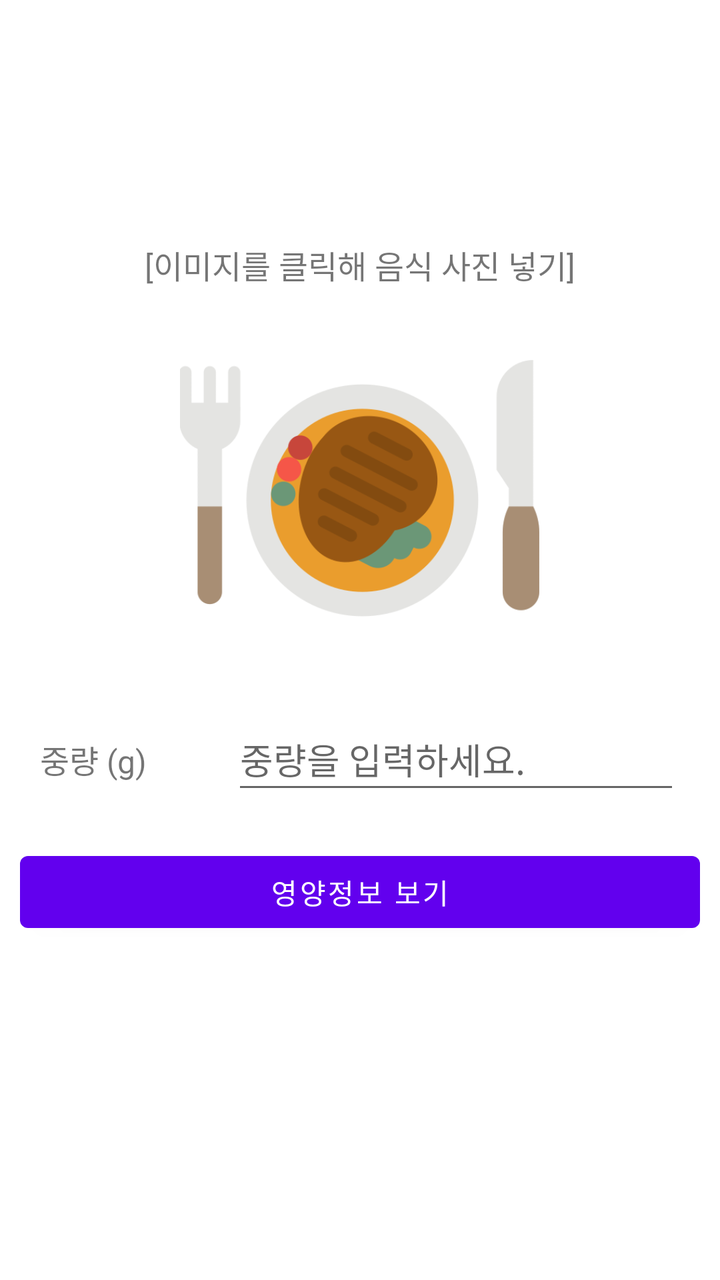
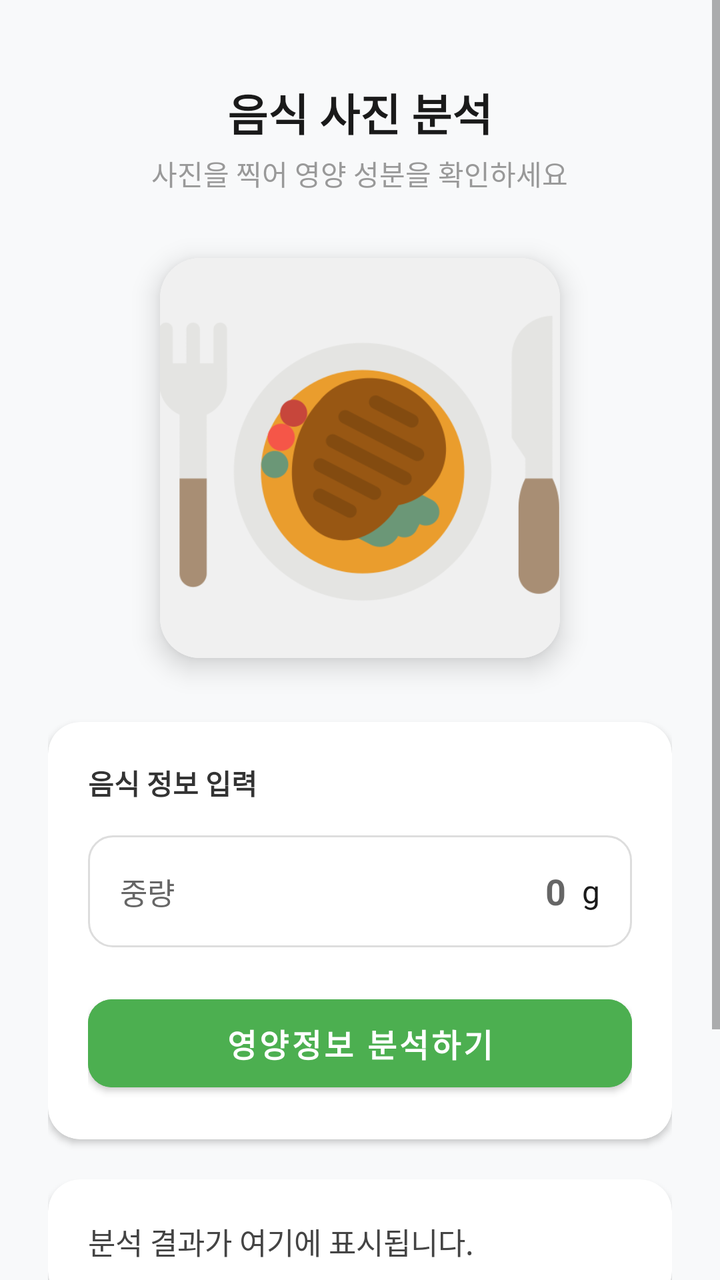

An Android layout rendered at two revisions. The XML below is the earlier revision; the diff shows what the commit changed to produce the second picture.
<!-- AndroidManifest.xml: application theme Theme.NutritionPredictorApp -->
<!-- res/layout/fragment_home.xml -->
<?xml version="1.0" encoding="utf-8"?>
<LinearLayout xmlns:android="http://schemas.android.com/apk/res/android"
    xmlns:app="http://schemas.android.com/apk/res-auto"
    xmlns:tools="http://schemas.android.com/tools"
    android:layout_width="match_parent"
    android:layout_height="match_parent"
    android:gravity="center"
    android:orientation="vertical"
    tools:context=".ui.home.HomeFragment">

    <TextView
        android:id="@+id/textView"
        android:layout_width="match_parent"
        android:layout_height="wrap_content"
        android:layout_marginLeft="10dp"
        android:layout_marginRight="10dp"
        android:gravity="center"
        android:text="[이미지를 클릭해 음식 사진 넣기]"
        android:textSize="16sp" />

    <ImageView
        android:id="@+id/iv_food"
        android:layout_width="180dp"
        android:layout_height="180dp"
        android:layout_marginLeft="20dp"
        android:layout_marginTop="10dp"
        android:layout_marginRight="20dp"
        android:layout_marginBottom="10dp"
        android:src="@drawable/food" />

    <LinearLayout
        android:layout_width="match_parent"
        android:layout_height="wrap_content"
        android:layout_marginLeft="20dp"
        android:layout_marginTop="10dp"
        android:layout_marginRight="20dp"
        android:layout_marginBottom="10dp"
        android:orientation="horizontal"
        android:weightSum="10">

        <TextView
            android:id="@+id/tv_fweight"
            android:layout_width="0dp"
            android:layout_height="wrap_content"
            android:layout_weight="3"
            android:text="중량 (g)"
            android:textSize="16sp" />

        <EditText
            android:id="@+id/et_fweight"
            android:layout_width="0dp"
            android:layout_height="48dp"
            android:layout_weight="7"
            android:ems="10"
            android:hint="중량을 입력하세요."
            android:inputType="number" />
    </LinearLayout>

    <Button
        android:id="@+id/bt_predict"
        android:layout_width="match_parent"
        android:layout_height="wrap_content"
        android:layout_margin="10dp"
        android:text="영양정보 보기" />

    <TextView
        android:id="@+id/tv_result"
        android:layout_width="match_parent"
        android:layout_height="wrap_content"
        android:layout_margin="10dp" />

    <Button
        android:id="@+id/bt_save"
        android:layout_width="match_parent"
        android:layout_height="wrap_content"
        android:layout_margin="10dp"
        android:text="저장하기"
        android:visibility="gone" />

</LinearLayout>
<!-- resources referenced by this layout -->
<resources>
  <!-- drawable food: png bitmap (drawable, 31476 bytes) -->
  <style name="Theme.NutritionPredictorApp" parent="Theme.MaterialComponents.DayNight.DarkActionBar">
          
          <item name="colorPrimary">@color/purple_500</item>
          <item name="colorPrimaryVariant">@color/purple_700</item>
          <item name="colorOnPrimary">@color/white</item>
          
          <item name="colorSecondary">@color/teal_200</item>
          <item name="colorSecondaryVariant">@color/teal_700</item>
          <item name="colorOnSecondary">@color/black</item>
          
          <item name="android:statusBarColor">?attr/colorPrimaryVariant</item>
          
      </style>
  <color name="purple_500">#FF6200EE</color>
  <color name="purple_700">#FF3700B3</color>
  <color name="white">#FFFFFFFF</color>
  <color name="teal_200">#FF03DAC5</color>
  <color name="teal_700">#FF018786</color>
  <color name="black">#FF000000</color>
</resources>

<!-- the commit's change to res/layout/fragment_home.xml (unified diff, before → after) -->
@@ -1,80 +1,176 @@
 <?xml version="1.0" encoding="utf-8"?>
-<LinearLayout xmlns:android="http://schemas.android.com/apk/res/android"
+<ScrollView xmlns:android="http://schemas.android.com/apk/res/android"
     xmlns:app="http://schemas.android.com/apk/res-auto"
     xmlns:tools="http://schemas.android.com/tools"
+    android:id="@+id/scrollRoot"
     android:layout_width="match_parent"
     android:layout_height="match_parent"
-    android:gravity="center"
-    android:orientation="vertical"
-    tools:context=".ui.home.HomeFragment">
-
-    <TextView
-        android:id="@+id/textView"
-        android:layout_width="match_parent"
-        android:layout_height="wrap_content"
-        android:layout_marginLeft="10dp"
-        android:layout_marginRight="10dp"
-        android:gravity="center"
-        android:text="[이미지를 클릭해 음식 사진 넣기]"
-        android:textSize="16sp" />
-
-    <ImageView
-        android:id="@+id/iv_food"
-        android:layout_width="180dp"
-        android:layout_height="180dp"
-        android:layout_marginLeft="20dp"
-        android:layout_marginTop="10dp"
-        android:layout_marginRight="20dp"
-        android:layout_marginBottom="10dp"
-        android:src="@drawable/food" />
+    android:background="#F8F9FA"
+    android:fillViewport="true"
+    android:isScrollContainer="true">
 
     <LinearLayout
         android:layout_width="match_parent"
         android:layout_height="wrap_content"
-        android:layout_marginLeft="20dp"
-        android:layout_marginTop="10dp"
-        android:layout_marginRight="20dp"
-        android:layout_marginBottom="10dp"
-        android:orientation="horizontal"
-        android:weightSum="10">
+        android:gravity="center_horizontal"
+        android:orientation="vertical"
+        android:padding="24dp">
+
+        
+        <TextView
+            android:id="@+id/textView"
+            android:layout_width="wrap_content"
+            android:layout_height="wrap_content"
+            android:layout_marginTop="16dp"
+            android:text="음식 사진 분석"
+            android:textColor="#1A1A1A"
+            android:textSize="22sp"
+            android:textStyle="bold" />
 
         <TextView
-            android:id="@+id/tv_fweight"
-            android:layout_width="0dp"
+            android:layout_width="wrap_content"
             android:layout_height="wrap_content"
-            android:layout_weight="3"
-            android:text="중량 (g)"
-            android:textSize="16sp" />
+            android:layout_marginTop="4dp"
+            android:text="사진을 찍어 영양 성분을 확인하세요"
+            android:textColor="#999999"
+            android:textSize="14sp" />
 
-        <EditText
-            android:id="@+id/et_fweight"
-            android:layout_width="0dp"
-            android:layout_height="48dp"
-            android:layout_weight="7"
-            android:ems="10"
-            android:hint="중량을 입력하세요."
-            android:inputType="number" />
+        
+        <androidx.cardview.widget.CardView
+            android:layout_width="200dp"
+            android:layout_height="200dp"
+            android:layout_marginTop="32dp"
+            app:cardCornerRadius="20dp"
+            app:cardElevation="8dp">
+
+            <ImageView
+                android:id="@+id/iv_food"
+                android:layout_width="match_parent"
+                android:layout_height="match_parent"
+                android:scaleType="centerCrop"
+                android:src="@drawable/food"
+                android:background="#F0F0F0" />
+        </androidx.cardview.widget.CardView>
+
+        
+        <androidx.cardview.widget.CardView
+            android:layout_width="match_parent"
+            android:layout_height="wrap_content"
+            android:layout_marginTop="32dp"
+            app:cardCornerRadius="16dp"
+            app:cardElevation="2dp">
+
+            <LinearLayout
+                android:layout_width="match_parent"
+                android:layout_height="wrap_content"
+                android:orientation="vertical"
+                android:padding="20dp">
+
+                <TextView
+                    android:layout_width="wrap_content"
+                    android:layout_height="wrap_content"
+                    android:text="음식 정보 입력"
+                    android:textColor="#333333"
+                    android:textStyle="bold"
+                    android:layout_marginBottom="16dp" />
+
+                
+                <LinearLayout
+                    android:layout_width="match_parent"
+                    android:layout_height="56dp"
+                    android:background="@drawable/edittext_border_background"
+                    android:gravity="center_vertical"
+                    android:orientation="horizontal"
+                    android:paddingHorizontal="16dp">
+
+                    <TextView
+                        android:layout_width="wrap_content"
+                        android:layout_height="wrap_content"
+                        android:text="중량"
+                        android:textColor="#666666"
+                        android:textSize="15sp" />
+
+                    <EditText
+                        android:id="@+id/et_fweight"
+                        android:layout_width="0dp"
+                        android:layout_height="match_parent"
+                        android:layout_weight="1"
+                        android:background="@android:color/transparent"
+                        android:gravity="end|center_vertical"
+                        android:hint="0"
+                        android:inputType="number"
+                        android:paddingRight="8dp"
+                        android:textColor="#1A1A1A"
+                        android:textSize="18sp"
+                        android:textStyle="bold" />
+
+                    <TextView
+                        android:layout_width="wrap_content"
+                        android:layout_height="wrap_content"
+                        android:text="g"
+                        android:textColor="#1A1A1A"
+                        android:textSize="16sp" />
+                </LinearLayout>
+
+                <Button
+                    android:id="@+id/bt_predict"
+                    android:layout_width="match_parent"
+                    android:layout_height="56dp"
+                    android:layout_marginTop="20dp"
+                    android:backgroundTint="#4CAF50"
+                    android:text="영양정보 분석하기"
+                    android:textColor="#FFFFFF"
+                    android:textSize="16sp"
+                    android:textStyle="bold"
+                    app:cornerRadius="12dp" />
+
+            </LinearLayout>
+        </androidx.cardview.widget.CardView>
+
+        
+        <androidx.cardview.widget.CardView
+            android:id="@+id/cv_result"
+            android:layout_width="match_parent"
+            android:layout_height="wrap_content"
+            android:layout_marginTop="20dp"
+            app:cardCornerRadius="16dp"
+            app:cardElevation="2dp"
+            android:visibility="visible">
+
+            <LinearLayout
+                android:layout_width="match_parent"
+                android:layout_height="wrap_content"
+                android:orientation="vertical"
+                android:padding="20dp">
+
+                <TextView
+                    android:id="@+id/tv_result"
+                    android:layout_width="match_parent"
+                    android:layout_height="wrap_content"
+                    android:lineSpacingExtra="6dp"
+                    android:text="분석 결과가 여기에 표시됩니다."
+                    android:textColor="#444444"
+                    android:textSize="15sp" />
+
+                <Button
+                    android:id="@+id/bt_save"
+                    android:layout_width="match_parent"
+                    android:layout_height="56dp"
+                    android:layout_marginTop="20dp"
+                    android:backgroundTint="#1B5E20"
+                    android:text="내 식단에 저장"
+                    android:textSize="16sp"
+                    android:textStyle="bold"
+                    android:visibility="gone"
+                    app:cornerRadius="12dp"
+                    tools:visibility="visible" />
+            </LinearLayout>
+        </androidx.cardview.widget.CardView>
+
+        
+        <View
+            android:layout_width="match_parent"
+            android:layout_height="120dp" />
+
     </LinearLayout>
-
-    <Button
-        android:id="@+id/bt_predict"
-        android:layout_width="match_parent"
-        android:layout_height="wrap_content"
-        android:layout_margin="10dp"
-        android:text="영양정보 보기" />
-
-    <TextView
-        android:id="@+id/tv_result"
-        android:layout_width="match_parent"
-        android:layout_height="wrap_content"
-        android:layout_margin="10dp" />
-
-    <Button
-        android:id="@+id/bt_save"
-        android:layout_width="match_parent"
-        android:layout_height="wrap_content"
-        android:layout_margin="10dp"
-        android:text="저장하기"
-        android:visibility="gone" />
-
-</LinearLayout>
+</ScrollView>
<!-- resource entries referenced after the edit -->
@@ -1,5 +1,22 @@
 <!-- resources referenced by this layout -->
 <resources>
+  <!-- drawable edittext_border_background (drawable) -->
+  <?xml version="1.0" encoding="utf-8"?>
+  <shape xmlns:android="http://schemas.android.com/apk/res/android"
+      android:shape="rectangle">
+  
+      
+      <solid android:color="#FFFFFF" />
+  
+      
+      <stroke
+          android:width="1dp"
+          android:color="#DDDDDD" />
+  
+      
+      <corners android:radius="12dp" />
+  
+  </shape>
   <!-- drawable food: png bitmap (drawable, 31476 bytes) -->
   <style name="Theme.NutritionPredictorApp" parent="Theme.MaterialComponents.DayNight.DarkActionBar">
           
@@ -14,8 +31,8 @@
           <item name="android:statusBarColor">?attr/colorPrimaryVariant</item>
           
       </style>
-  <color name="purple_500">#FF6200EE</color>
-  <color name="purple_700">#FF3700B3</color>
+  <color name="purple_500">#4CAF50</color>
+  <color name="purple_700">#4CAF50</color>
   <color name="white">#FFFFFFFF</color>
   <color name="teal_200">#FF03DAC5</color>
   <color name="teal_700">#FF018786</color>
